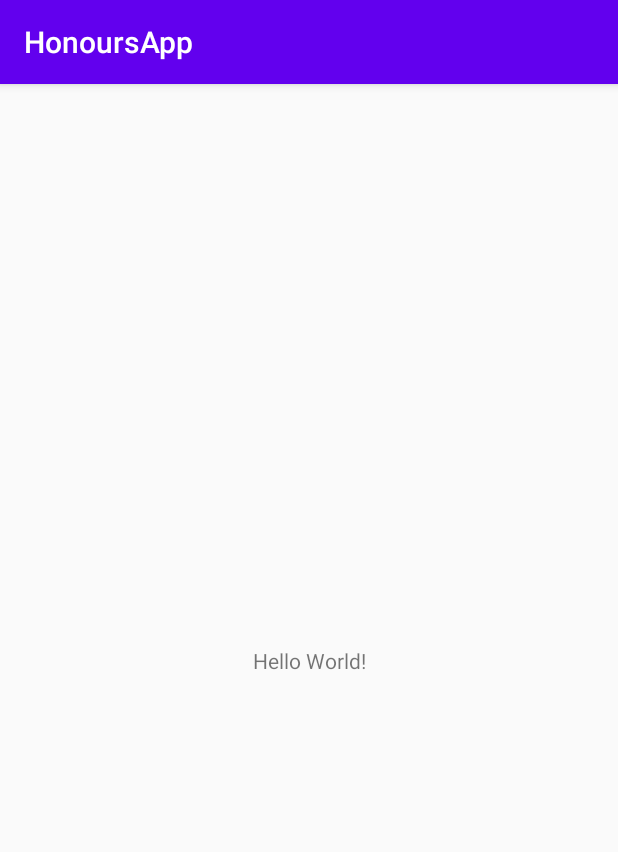
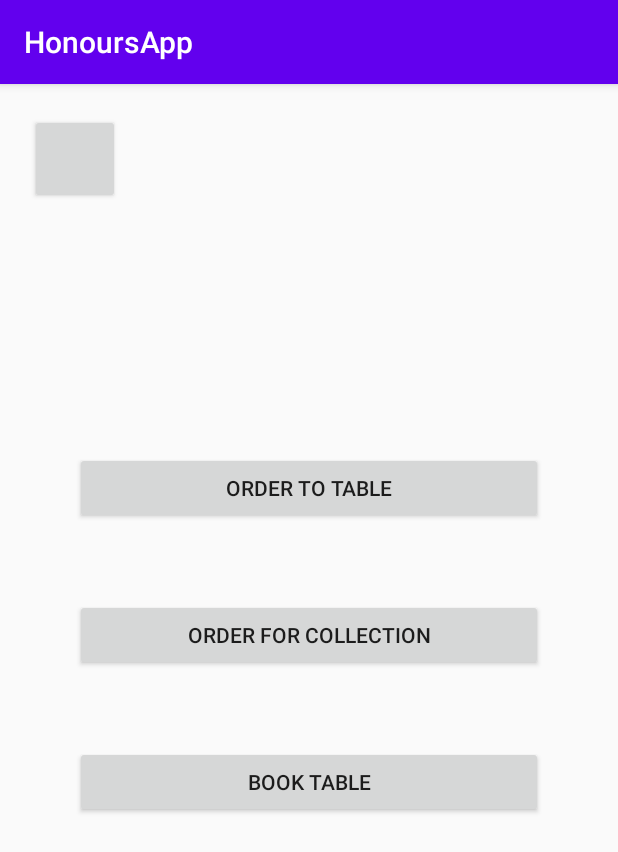
Before and after one commit to rossbelldev/HonoursProjectApp, an Android app: the screen it shows after launch (MainActivity), on a phone screen of 412 x 824 dp. Shown: the top 852 px of the screen. Run offline under Robolectric (Android 15) with nearby library versions, the phone set to English and light mode, and no system bars.

Commit message:
added initail layout and files

```diff
--- a/App/app/src/main/AndroidManifest.xml
+++ b/App/app/src/main/AndroidManifest.xml
@@ -9,7 +9,10 @@
         android:roundIcon="@mipmap/ic_launcher_round"
         android:supportsRtl="true"
         android:theme="@style/AppTheme">
-        <activity android:name=".MainActivity">
+        <activity android:name=".activities.BookTableActivity"></activity>
+        <activity android:name=".activities.OrderForCollectionActivity" />
+        <activity android:name=".activities.OrderToTableActivity" />
+        <activity android:name=".activities.MainActivity">
             <intent-filter>
                 <action android:name="android.intent.action.MAIN" />
 
--- /dev/null
+++ b/App/app/src/main/java/com/honoursapp/activities/MainActivity.java
@@ -0,0 +1,57 @@
+package com.honoursapp.activities;
+
+import androidx.appcompat.app.AppCompatActivity;
+
+import android.os.Bundle;
+import android.view.View;
+import android.widget.Button;
+
+import com.honoursapp.R;
+
+public class MainActivity extends AppCompatActivity {
+
+    //Create buttons to be used across program
+    Button btnBurger, btnOrderToTable, btnOrderForCollection, btnBookTable;
+
+    @Override
+    protected void onCreate(Bundle savedInstanceState) {
+        super.onCreate(savedInstanceState);
+        setContentView(R.layout.activity_main);
+
+        //Initialise Buttons
+        btnBurger = (Button) findViewById(R.id.btnBurger);
+        btnOrderToTable = (Button) findViewById(R.id.btnOrderToTable);
+        btnOrderForCollection = (Button) findViewById(R.id.btnOrderForCollection);
+        btnBookTable = (Button) findViewById(R.id.btnBookTable);
+
+        //On click listeners for buttons
+        btnOrderToTable.setOnClickListener(new View.OnClickListener() {
+            @Override
+            public void onClick(View v) {
+                //Open the order to table view
+            }
+        });
+
+        btnOrderForCollection.setOnClickListener(new View.OnClickListener() {
+            @Override
+            public void onClick(View v) {
+                //Open the order for collection view
+            }
+        });
+
+        btnBookTable.setOnClickListener(new View.OnClickListener() {
+            @Override
+            public void onClick(View v) {
+                //Open the book table view
+            }
+        });
+
+        btnBurger.setOnClickListener(new View.OnClickListener() {
+            @Override
+            public void onClick(View v) {
+                //Display the burger bar menu
+            }
+        });
+
+    }
+}
--- a/App/app/src/main/res/layout/activity_main.xml
+++ b/App/app/src/main/res/layout/activity_main.xml
@@ -4,15 +4,47 @@
     xmlns:tools="http://schemas.android.com/tools"
     android:layout_width="match_parent"
     android:layout_height="match_parent"
-    tools:context=".MainActivity">
+    tools:context=".activities.MainActivity">
 
-    <TextView
-        android:layout_width="wrap_content"
-        android:layout_height="wrap_content"
-        android:text="Hello World!"
-        app:layout_constraintBottom_toBottomOf="parent"
-        app:layout_constraintLeft_toLeftOf="parent"
-        app:layout_constraintRight_toRightOf="parent"
-        app:layout_constraintTop_toTopOf="parent" />
+    <LinearLayout
+        android:layout_width="match_parent"
+        android:layout_height="match_parent"
+        android:paddingLeft="20dp"
+        android:paddingRight="50dp"
+        android:paddingTop="20dp"
+        android:orientation="vertical">
+
+        <Button
+            android:id="@+id/btnBurger"
+            android:layout_width="60dp"
+            android:layout_height="60dp"/>
+
+        <Button
+            android:id="@+id/btnOrderToTable"
+            android:text="@string/orderToTable"
+            android:layout_width="match_parent"
+            android:layout_height="wrap_content"
+            android:layout_marginLeft="30dp"
+            android:layout_marginTop="165dp"/>
+
+        <Button
+            android:id="@+id/btnOrderForCollection"
+            android:text="@string/orderForCollection"
+            android:layout_width="match_parent"
+            android:layout_height="wrap_content"
+            android:layout_marginLeft="30dp"
+            android:layout_marginTop="50dp"/>
+
+        <Button
+            android:id="@+id/btnBookTable"
+            android:text="@string/bookTable"
+            android:layout_width="match_parent"
+            android:layout_height="wrap_content"
+            android:layout_marginLeft="30dp"
+            android:layout_marginTop="50dp"/>
+
+    </LinearLayout>
+
+
 
 </androidx.constraintlayout.widget.ConstraintLayout>
--- a/App/app/src/main/res/values/strings.xml
+++ b/App/app/src/main/res/values/strings.xml
@@ -1,3 +1,6 @@
 <resources>
     <string name="app_name">HonoursApp</string>
+    <string name="orderToTable">Order to Table</string>
+    <string name="orderForCollection">Order for Collection</string>
+    <string name="bookTable">Book Table</string>
 </resources>
```
Also changed, not shown: App/app/src/main/java/com/honoursapp/activities/BookTableActivity.java (added, +16 -0 lines), App/app/src/main/java/com/honoursapp/activities/OrderForCollectionActivity.java (renamed from App/app/src/main/java/com/honoursapp/MainActivity.java, +5 -3 lines), App/app/src/main/java/com/honoursapp/activities/OrderToTableActivity.java (added, +17 -0 lines), App/app/src/main/res/layout/activity_book_table.xml (added, +9 -0 lines), App/app/src/main/res/layout/activity_order_for_collection.xml (added, +9 -0 lines), App/app/src/main/res/layout/activity_order_to_table.xml (added, +9 -0 lines).
